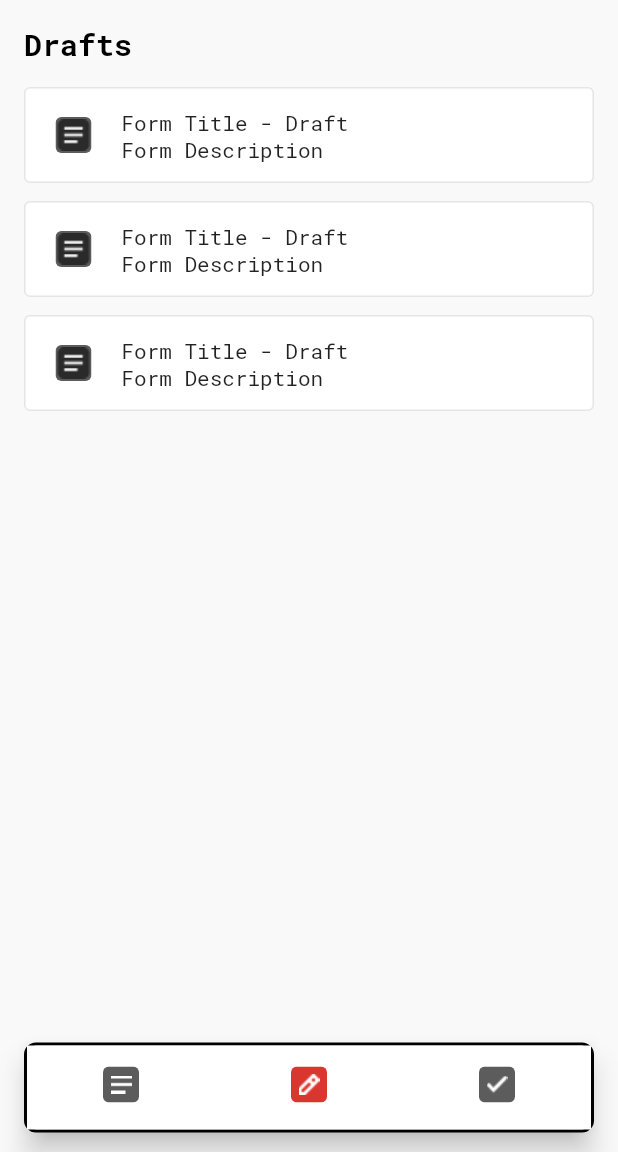
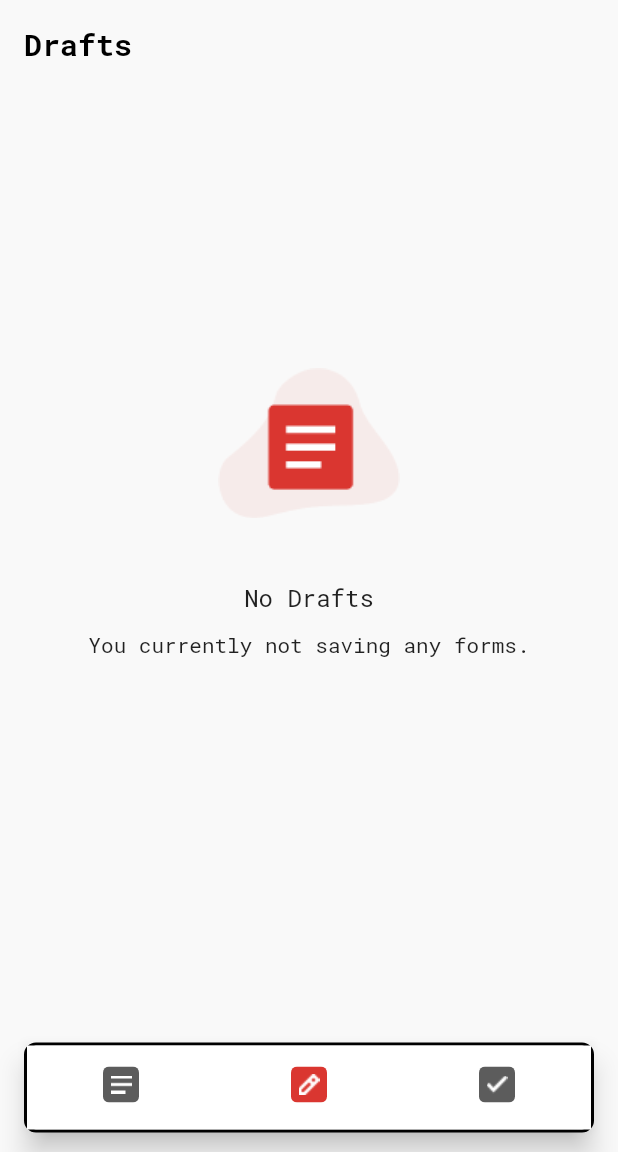
Before and after one commit to andrea-liu87/FlutterWorx, a Flutter app: the HomePage screen opened by its route, item 2 of the bottom bar chosen, on a phone screen of 412 x 824 dp, the part 84-1236 px from its top. Run offline on Flutter 3.47's test engine with Material 2 defaults, Android fonts, the phone set to English and light mode, and no system bars; our stand-ins replace connectivity_plus, dartz, device_info_plus, dio, get_it, package_info_plus; missing offline and left inert: dio_http_cache, dio_logging_interceptor, open_mail_app; network calls fail; statements that could not run were skipped.

Commit message:
add empty screen

```diff
--- a/lib/pages/home_page.dart
+++ b/lib/pages/home_page.dart
@@ -30,7 +30,7 @@ class _HomePageState extends State<HomePage> {
           child: (provider.currentPage == 0)
             ? FormScreen (title: 'Forms', listView : FormListView(formList: provider.emptyForms,))
             : (provider.currentPage == 1)
-                ? FormScreen (title: 'Drafts', listView : const DraftListView())
+                ? FormScreen (title: 'Drafts', listView : DraftListView(formList: []))
                 : FormScreen (title: 'Submission', listView : SubmissionListView(data: provider.submissionForms,)),
       ),
     );
@@ -74,3 +74,32 @@ class FormScreen extends StatelessWidget {
     );
   }
 }
+
+class EmptyScreen extends StatelessWidget {
+  String title;
+  String description;
+  String image;
+
+  EmptyScreen({Key? key,
+  required this.title, required this.description, required this.image}) : super(key: key);
+
+  @override
+  Widget build(BuildContext context) {
+    return Container(
+      width: MediaQuery.of(context).size.width,
+        child: Column(
+          mainAxisAlignment: MainAxisAlignment.center,
+          mainAxisSize: MainAxisSize.max,
+          crossAxisAlignment: CrossAxisAlignment.center,
+        children: [
+          Image.asset(image),
+          const SizedBox(height: 42,),
+          Text(title, style: Theme.of(context).textTheme.headlineSmall,),
+          const SizedBox(height: 12),
+          Text(description, style: Theme.of(context).textTheme.bodyMedium,),
+          const SizedBox(height: 56)
+        ],
+      ),
+    );
+  }
+}
--- a/lib/widgets/draft_list_view.dart
+++ b/lib/widgets/draft_list_view.dart
@@ -1,14 +1,24 @@
 import 'package:flutter/material.dart';
 
+import '../data/model/form/submission_form.dart';
+import '../pages/home_page.dart';
 import 'bottom_nav_view.dart';
 
 class DraftListView extends StatelessWidget {
-  const DraftListView({
-    Key? key,
+  List<SubmissionForm> formList;
+
+  DraftListView({
+    Key? key, required this.formList
   }) : super(key: key);
 
   @override
   Widget build(BuildContext context) {
+    if (formList.isEmpty ){
+      return EmptyScreen(
+          title: 'No Drafts',
+          description: 'You currently not saving any forms.',
+          image: 'assets/images/empty_forms.png');
+    } else {
       return ListView.separated(
           separatorBuilder: (context, index) => const SizedBox(height: 12,),
           padding: const EdgeInsets.symmetric(horizontal: 16),
@@ -45,3 +55,4 @@ class DraftListView extends StatelessWidget {
           });
     }
   }
+}
--- a/lib/widgets/form_list_view.dart
+++ b/lib/widgets/form_list_view.dart
@@ -1,4 +1,5 @@
 import 'package:flutter/material.dart';
+import 'package:worx/pages/home_page.dart';
 
 import '../data/model/form/empty_form.dart';
 import 'bottom_nav_view.dart';
@@ -13,6 +14,12 @@ class FormListView extends StatelessWidget {
 
   @override
   Widget build(BuildContext context) {
+    if (formList.isEmpty ){
+      return EmptyScreen(
+          title: 'No Forms',
+          description: 'You currently not signed to any forms. Please contact your admin to add forms to your device.',
+          image: 'assets/images/empty_forms.png');
+    } else
     return ListView.separated(
         separatorBuilder: (context, index) => const SizedBox(height: 12,),
         padding: const EdgeInsets.symmetric(horizontal: 16),
--- a/lib/widgets/submission_list_view.dart
+++ b/lib/widgets/submission_list_view.dart
@@ -1,6 +1,8 @@
 import 'package:flutter/material.dart';
 import 'package:intl/intl.dart';
 import 'package:worx/data/model/form/submission_form.dart';
+
+import '../pages/home_page.dart';
 
 class SubmissionListView extends StatelessWidget {
   List<SubmissionForm> data;
@@ -11,6 +13,12 @@ class SubmissionListView extends StatelessWidget {
 
   @override
   Widget build(BuildContext context) {
+    if (data.isEmpty ){
+      return EmptyScreen(
+          title: 'No Submission',
+          description: 'You currently not submit any forms.',
+          image: 'assets/images/empty_forms.png');
+    } else {
       return ListView.separated(
           separatorBuilder: (context, index) => const SizedBox(height: 12,),
           padding: const EdgeInsets.symmetric(horizontal: 16),
@@ -29,7 +37,8 @@ class SubmissionListView extends StatelessWidget {
                 children: [
                   const Padding(
                     padding: EdgeInsets.symmetric(horizontal: 20),
-                  child: Image(image: AssetImage('assets/images/ic_tick_green.png')),
+                    child: Image(
+                        image: AssetImage('assets/images/ic_tick_green.png')),
                   ),
                   Expanded(
                     child: Padding(
@@ -39,12 +48,18 @@ class SubmissionListView extends StatelessWidget {
                         children: [
                           Text(
                             data[index].label ??= '',
-                          style: Theme.of(context).textTheme.bodyMedium,
+                            style: Theme
+                                .of(context)
+                                .textTheme
+                                .bodyMedium,
                             overflow: TextOverflow.ellipsis,
                           ),
                           const SizedBox(height: 2,),
-                        Text( _formatDate(data[index].submitDate),
-                          style: Theme.of(context).textTheme.bodySmall,
+                          Text(_formatDate(data[index].submitDate),
+                            style: Theme
+                                .of(context)
+                                .textTheme
+                                .bodySmall,
                             softWrap: false,
                             overflow: TextOverflow.fade,
                           )
@@ -57,6 +72,7 @@ class SubmissionListView extends StatelessWidget {
             );
           });
     }
+  }
 
   String _formatDate(String? date){
     if (date == null) return 'No submitted date';
```
Also changed, not shown: assets/images/empty_forms.png (added). Lines whose indentation alone changed are shown as unchanged.
